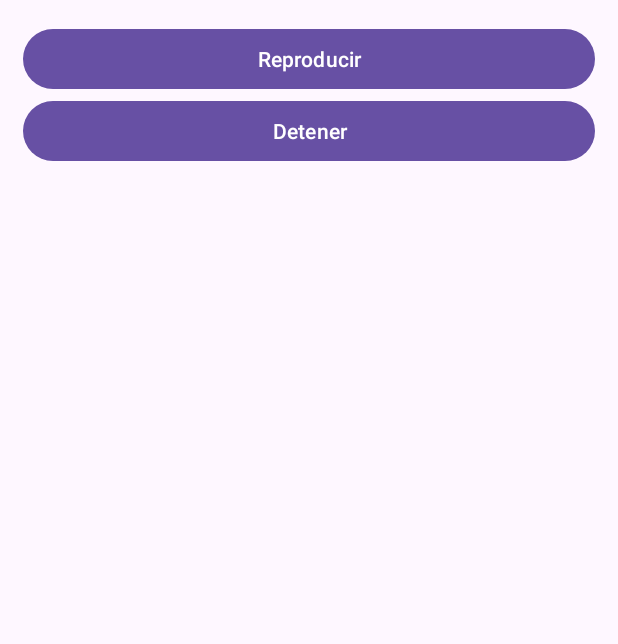
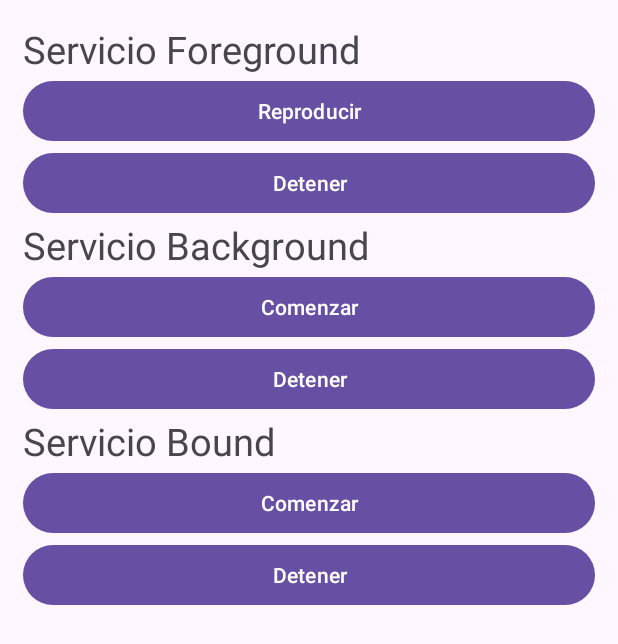
Before and after one commit to alexandervcc/tutoring, an Android app: the ServicioActivity screen opened directly, with no data from a screen before it, on a phone screen of 412 x 824 dp. Shown: the top 644 px of the screen. Run offline under Robolectric (Android 15) with nearby library versions, the phone set to English and light mode, and no system bars.

Commit message:
Servicios: ejemplos

```diff
--- a/android/03-11_clases/app/src/main/java/owl/knows/actividadesyciclodevida/ServicioActivity.kt
+++ b/android/03-11_clases/app/src/main/java/owl/knows/actividadesyciclodevida/ServicioActivity.kt
@@ -1,13 +1,40 @@
 package owl.knows.actividadesyciclodevida
 
+import android.content.ComponentName
 import android.content.Intent
+import android.content.ServiceConnection
 import androidx.appcompat.app.AppCompatActivity
 import android.os.Bundle
+import android.os.IBinder
+import android.util.Log
 import owl.knows.actividadesyciclodevida.databinding.ActivityServicioBinding
+import owl.knows.actividadesyciclodevida.services.BoundService
+import owl.knows.actividadesyciclodevida.services.LogService
 import owl.knows.actividadesyciclodevida.services.MusicService
 
 class ServicioActivity : AppCompatActivity() {
     private lateinit var binding:ActivityServicioBinding
+    // servicio bound
+    private var boundService:BoundService? = null
+
+
+
+    private val boundConexion by lazy {
+        object : ServiceConnection{
+            override fun onServiceConnected(name: ComponentName?, service: IBinder?) {
+                if(service!=null){
+                    val binder:BoundService.BinderBoundMusicService = service as BoundService.BinderBoundMusicService
+                    boundService = binder.getService()
+                }
+            }
+
+            override fun onServiceDisconnected(name: ComponentName?) {
+                boundService?.detener()
+                boundService = null
+            }
+        }
+    }
+
     override fun onCreate(savedInstanceState: Bundle?) {
         super.onCreate(savedInstanceState)
         this.binding = ActivityServicioBinding.inflate(layoutInflater)
@@ -23,5 +50,41 @@ class ServicioActivity : AppCompatActivity() {
             this.stopService(intent)
         }
 
+        this.binding.btnBackStart.setOnClickListener {
+            startService(Intent(this,LogService::class.java))
+        }
+
+        this.binding.btnBackStop.setOnClickListener {
+            stopService(Intent(this,LogService::class.java))
+        }
+
+        this.binding.btnBoundStart.setOnClickListener {
+            boundService?.reproducir()
+        }
+
+        this.binding.btnBoundStop.setOnClickListener {
+            boundService?.detener()
+        }
+
+        vincularServicioBound()
+    }
+
+    private  fun vincularServicioBound(){
+        bindService(
+            Intent(this,BoundService::class.java),
+            boundConexion,
+            BIND_AUTO_CREATE
+        )
+    }
+
+    private fun desvincularServicioBound(){
+        unbindService(boundConexion)
+    }
+
+
+    override fun onDestroy() {
+        super.onDestroy()
+        Log.d("BOUND-SERVICE","Actividad destruida")
+        desvincularServicioBound()
     }
 }
--- a/android/03-11_clases/app/src/main/res/layout/activity_servicio.xml
+++ b/android/03-11_clases/app/src/main/res/layout/activity_servicio.xml
@@ -8,6 +8,12 @@
     android:padding="15dp"
     tools:context=".ServicioActivity">
 
+    <TextView
+        android:layout_width="match_parent"
+        android:layout_height="wrap_content"
+        android:text="Servicio Foreground"
+        android:textSize="25dp"
+        />
     <Button
         android:id="@+id/btnReproducir"
         android:layout_width="match_parent"
@@ -19,4 +25,38 @@
         android:layout_height="wrap_content"
         android:text="Detener" />
 
+    <TextView
+        android:layout_width="match_parent"
+        android:layout_height="wrap_content"
+        android:text="Servicio Background"
+        android:textSize="25dp"
+        />
+    <Button
+        android:id="@+id/btnBackStart"
+        android:layout_width="match_parent"
+        android:layout_height="wrap_content"
+        android:text="Comenzar" />
+    <Button
+        android:id="@+id/btnBackStop"
+        android:layout_width="match_parent"
+        android:layout_height="wrap_content"
+        android:text="Detener" />
+
+    <TextView
+        android:layout_width="match_parent"
+        android:layout_height="wrap_content"
+        android:text="Servicio Bound"
+        android:textSize="25dp"
+        />
+    <Button
+        android:id="@+id/btnBoundStart"
+        android:layout_width="match_parent"
+        android:layout_height="wrap_content"
+        android:text="Comenzar" />
+    <Button
+        android:id="@+id/btnBoundStop"
+        android:layout_width="match_parent"
+        android:layout_height="wrap_content"
+        android:text="Detener" />
+
 </LinearLayout>
```
Also changed, not shown: android/03-11_clases/app/src/main/AndroidManifest.xml (+9 -0 lines), android/03-11_clases/app/src/main/java/owl/knows/actividadesyciclodevida/services/BoundService.kt (added, +45 -0 lines), android/03-11_clases/app/src/main/java/owl/knows/actividadesyciclodevida/services/LogService.kt (added, +38 -0 lines), android/03-11_clases/app/src/main/java/owl/knows/actividadesyciclodevida/services/MusicService.kt (+5 -3 lines).
